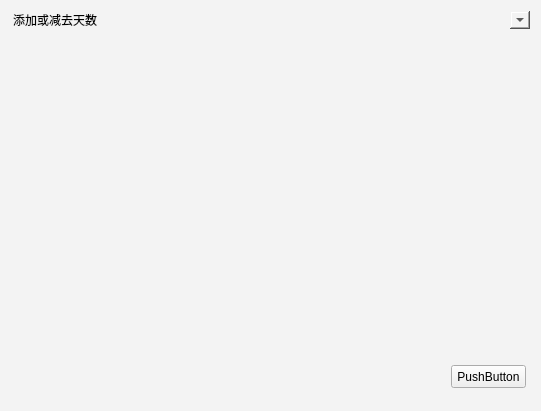
Before: the Qt Designer form source/Forms/PageDate/PageDate.ui in yxingqin/CulcaMaid, drawn with Qt 5.
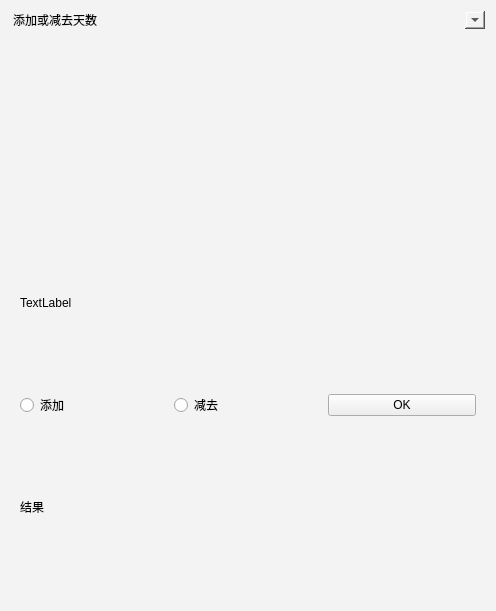
After: the same form once the commit is applied. The open tabs and pages were chosen to show the change. Custom widgets are drawn as their Qt base class.

Patch:
```diff
--- a/source/Forms/PageDate/PageDate.ui
+++ b/source/Forms/PageDate/PageDate.ui
@@ -6,8 +6,8 @@
    <rect>
     <x>0</x>
     <y>0</y>
-    <width>541</width>
-    <height>411</height>
+    <width>496</width>
+    <height>611</height>
    </rect>
   </property>
   <property name="windowTitle">
@@ -63,29 +63,46 @@
 background-color：ff6ea
 }</string>
       </property>
+      <layout class="QGridLayout" name="gridLayout">
+       <item row="0" column="0" colspan="3">
+        <widget class="XCalendar" name="widget" native="true"/>
+       </item>
+       <item row="1" column="0" colspan="3">
+        <widget class="QLabel" name="label_into">
+         <property name="text">
+          <string>TextLabel</string>
+         </property>
+        </widget>
+       </item>
+       <item row="2" column="0">
+        <widget class="QRadioButton" name="radioButton">
+         <property name="text">
+          <string>添加</string>
+         </property>
+        </widget>
+       </item>
+       <item row="2" column="1">
+        <widget class="QRadioButton" name="radioButton_2">
+         <property name="text">
+          <string>减去</string>
+         </property>
+        </widget>
+       </item>
+       <item row="2" column="2">
       <widget class="QPushButton" name="pushButton">
-       <property name="geometry">
-        <rect>
-         <x>440</x>
-         <y>330</y>
-         <width>75</width>
-         <height>23</height>
-        </rect>
-       </property>
        <property name="text">
-        <string>PushButton</string>
-       </property>
-      </widget>
-      <widget class="XCalendar" name="widget" native="true">
-       <property name="geometry">
-        <rect>
-         <x>9</x>
-         <y>9</y>
-         <width>271</width>
-         <height>251</height>
-        </rect>
-       </property>
-      </widget>
+          <string>OK</string>
+         </property>
+        </widget>
+       </item>
+       <item row="3" column="0" colspan="3">
+        <widget class="QLabel" name="label">
+         <property name="text">
+          <string>结果</string>
+         </property>
+        </widget>
+       </item>
+      </layout>
      </widget>
      <widget class="QWidget" name="intervalDateWidget">
       <widget class="QPushButton" name="pushButton_2">
```
Left out of the diff: 21 changed lines with no effect on the pictures. Lines whose indentation alone changed are shown as unchanged.
